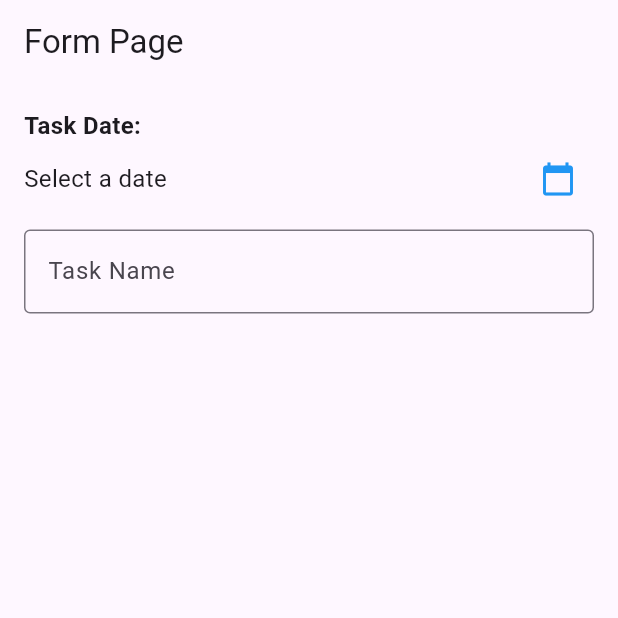
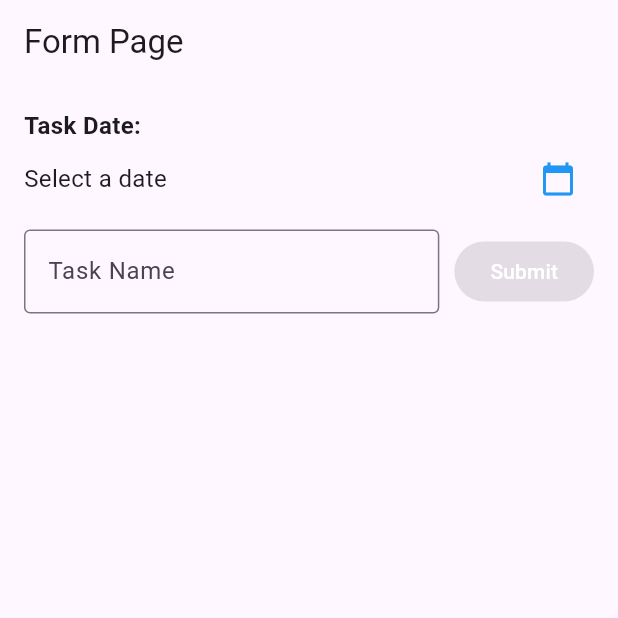
Before and after one commit to Abdurrafi07/TodoApp_0103, a Flutter app: the screen it shows after launch, on a phone screen of 412 x 824 dp, the top half of it. Run offline on Flutter 3.47's test engine with Material 3 defaults, Android fonts, the phone set to English and light mode, and no system bars; statements that could not run were skipped.

Commit message:
Menambahkan Button Submit untuk menambahkan tugas

```diff
--- a/lib/task_page.dart
+++ b/lib/task_page.dart
@@ -114,6 +114,17 @@ class _TaskPageState extends State<TaskPage> {
                       },
                     ),
                   ),
+                  const SizedBox(width: 10),
+                  ElevatedButton(
+                    style: ElevatedButton.styleFrom(
+                      backgroundColor: const Color.fromARGB(255, 95, 0, 112),
+                    ),
+                    onPressed: _addTask,
+                    child: const Text(
+                      "Submit",
+                      style: TextStyle(color: Colors.white),
+                    ),
+                  ),
                 ],
               ),
             ),
```
